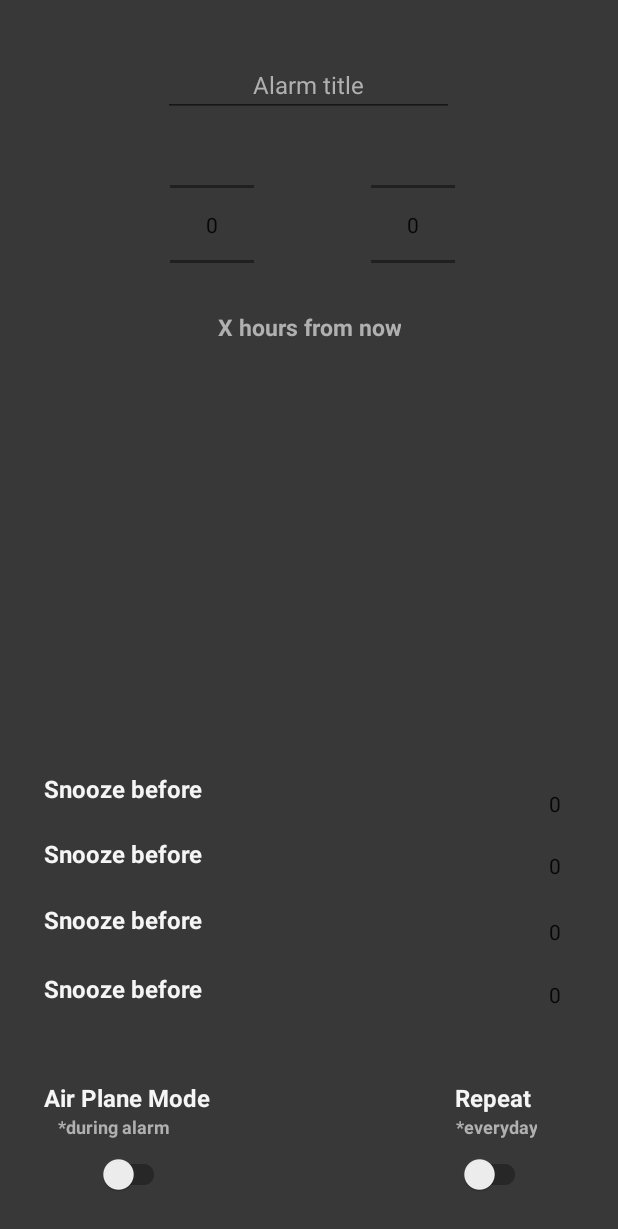
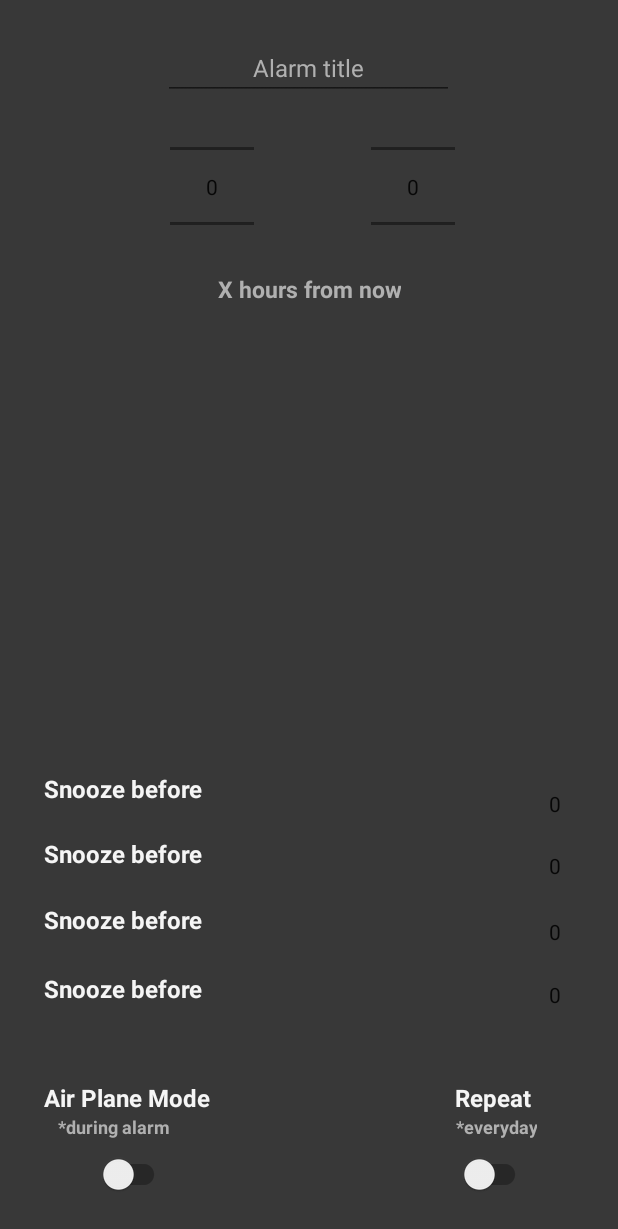
Before and after one commit to YashJaveri/SmartAlarm-App, an Android app: the layout set_alarm.xml on its own in the app's theme, with its tools: preview values and no code run, on a phone screen of 412 x 824 dp. Shown: the top 1229 px of the screen. Run offline under Robolectric (Android 15) with nearby library versions, the phone set to English and light mode, and no system bars.

```diff
--- a/app/src/main/java/com/imbuegen/smartalarm/AlarmReceiver.java
+++ b/app/src/main/java/com/imbuegen/smartalarm/AlarmReceiver.java
@@ -11,7 +11,7 @@ public class AlarmReceiver extends BroadcastReceiver {
     public void onReceive(Context context, Intent intent) {
         Intent snoozeActivityIntent = new Intent(context, SnoozePageActivity.class);
         snoozeActivityIntent.putExtra("Index", intent.getIntExtra("Index", 0));
-//            Log.d("Smart snooze list: ", MainActivity.listOfAlarms.get(intent.getIntExtra("Index", 0)).getSnoozeList().toString());
+
         if (Objects.requireNonNull(intent.getExtras()).getBoolean("Final?"))
             snoozeActivityIntent.putExtra("Final?", true);
         else
--- a/app/src/main/java/com/imbuegen/smartalarm/Constants.java
+++ b/app/src/main/java/com/imbuegen/smartalarm/Constants.java
@@ -3,6 +3,5 @@ package com.imbuegen.smartalarm;
 public class Constants {
 
     static final public int ADD_ALALRM_CODE = 1;
-    static final public int EDIT_ALARM_CODE = 2;
     static final public int RESULT_CODE_OK  = 0;
 }
--- a/app/src/main/java/com/imbuegen/smartalarm/ObjectClasses/AlarmObject.java
+++ b/app/src/main/java/com/imbuegen/smartalarm/ObjectClasses/AlarmObject.java
@@ -14,7 +14,7 @@ public class AlarmObject implements Serializable{
     private boolean airplaneIsOn = true;
     private boolean repeatIsOn = false;
     private String alarmTitle = "Wake Up!";
-    private boolean isOn = true;
+    private Boolean isOn = true;
     private int minDuration, hourDuration;
 
     public Calendar getAlarmTime() {
@@ -49,11 +49,11 @@ public class AlarmObject implements Serializable{
         this.repeatIsOn = repeatIsOn;
     }
 
-    public boolean isOn() {
+    public Boolean isOn() {
         return isOn;
     }
 
-    public void setOn(boolean on) {
+    public void setOn(Boolean on) {
         isOn = on;
     }
 
--- a/app/src/main/res/layout/set_alarm.xml
+++ b/app/src/main/res/layout/set_alarm.xml
@@ -10,8 +10,7 @@
         android:id="@+id/numPicker_hours"
         android:layout_width="56dp"
         android:layout_height="115dp"
-        android:layout_above="@+id/txt_hourDetails"
-        android:layout_marginBottom="-207dp"
+        android:layout_below="@+id/editTxt_alarmTitle"
         android:layout_toEndOf="@+id/txt_airplaneModeDetails" />
 
     <NumberPicker
@@ -25,9 +24,8 @@
         android:id="@+id/txt_hourDetails"
         android:layout_width="wrap_content"
         android:layout_height="wrap_content"
-        android:layout_alignParentTop="true"
+        android:layout_below="@+id/numPicker_hours"
         android:layout_centerHorizontal="true"
-        android:layout_marginTop="207dp"
         android:text="X hours from now"
         android:textAlignment="center"
         android:textColor="@color/LightGrey"
@@ -41,7 +39,7 @@
         android:layout_height="wrap_content"
         android:layout_alignParentTop="true"
         android:layout_centerHorizontal="true"
-        android:layout_marginTop="35dp"
+        android:layout_marginTop="24dp"
         android:gravity="center"
         android:hint="Alarm title"
         android:inputType="text"
```
Also changed, not shown: app/src/main/java/com/imbuegen/smartalarm/Adapter/MyListAdapter.java (+14 -23 lines), app/src/main/java/com/imbuegen/smartalarm/MainActivity.java (+9 -12 lines), app/src/main/java/com/imbuegen/smartalarm/SetAlarmPage.java (+0 -8 lines).
